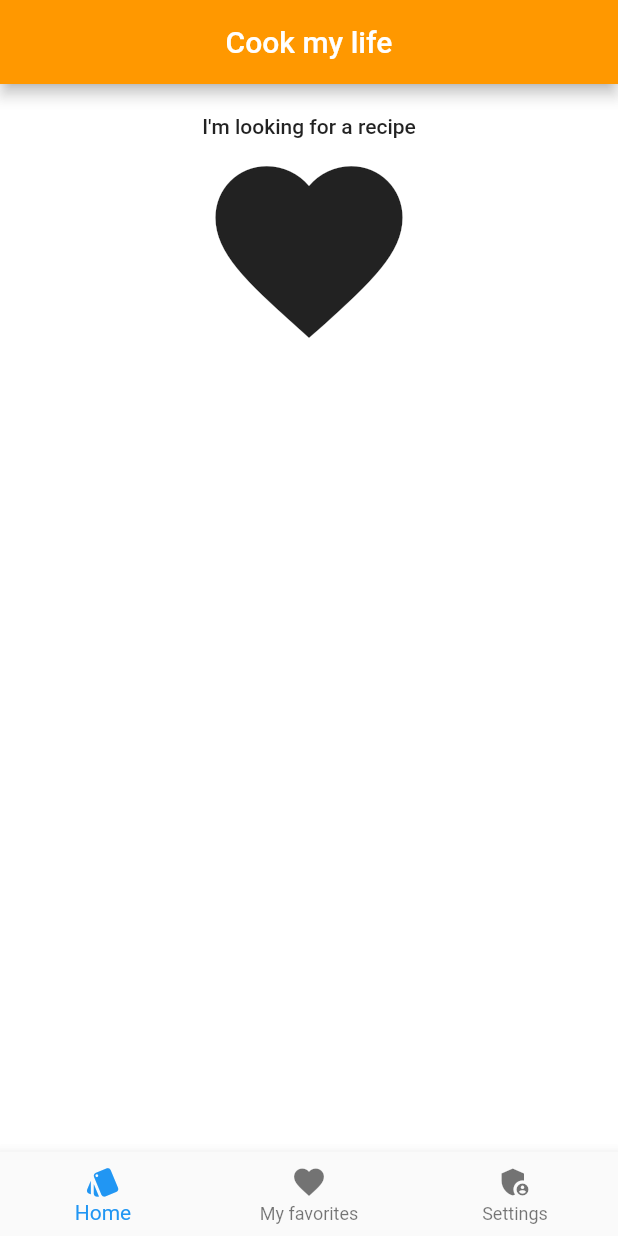
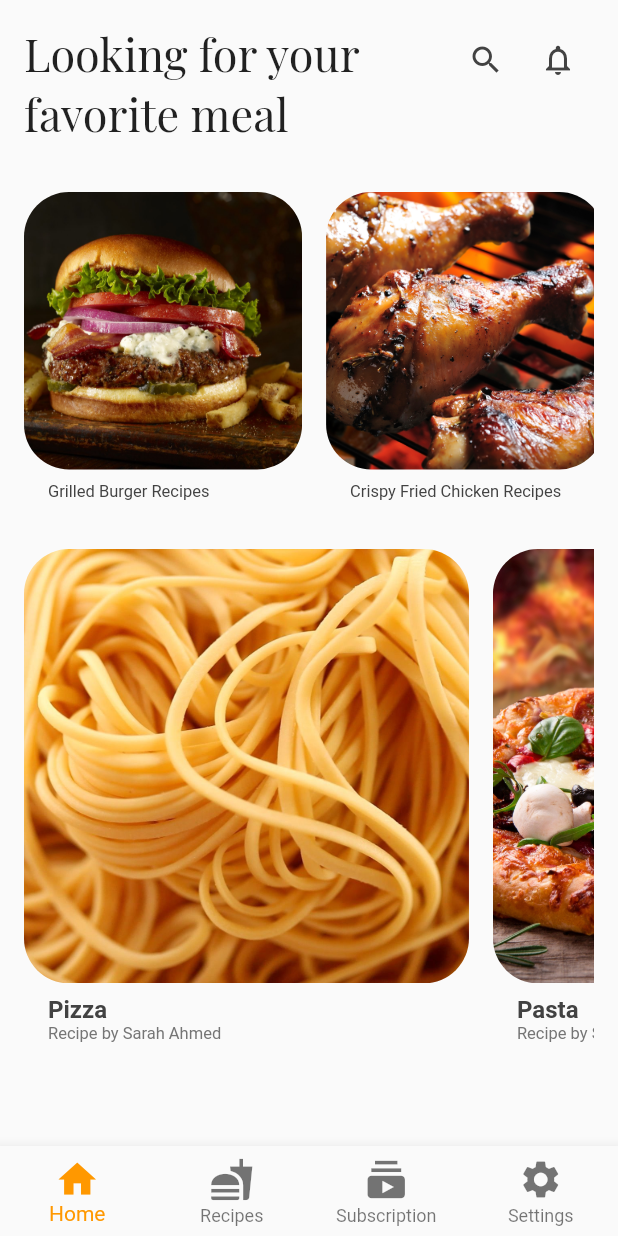
Before and after one commit to MathisParoissien/flutter_2, a Flutter app: the screen it shows after launch, on a phone screen of 412 x 824 dp. Run offline on Flutter 3.47's test engine with Material 2 defaults, Android fonts, the phone set to English and light mode, and no system bars; our stand-ins replace google_fonts; network calls fail.

```diff
--- a/app/lib/main.dart
+++ b/app/lib/main.dart
@@ -1,29 +1,22 @@
+import 'package:Cook/screens/home_screen.dart';
 import 'package:flutter/material.dart';
-import 'package:flutter/services.dart';
-import 'package:Cook/navigation.dart';
 
-
-void main(){
-
-  WidgetsFlutterBinding.ensureInitialized();
-  SystemChrome.setPreferredOrientations(
-      [DeviceOrientation.portraitUp, DeviceOrientation.portraitDown])
-      .then((_){
-    runApp(MyApp());
-  }
-  );
+void main() {
+  runApp(MyApp());
 }
 
 class MyApp extends StatelessWidget {
-  const MyApp({Key? key}) : super(key: key);
-
   // This widget is the root of your application.
   @override
   Widget build(BuildContext context) {
     return MaterialApp(
-      theme: ThemeData(scaffoldBackgroundColor: Colors.white60),
-      home: const NavPage(title: 'Cook my life',),
+      title: 'Flutter Demo',
+      theme: ThemeData(
+        primarySwatch: Colors.orange,
+        visualDensity: VisualDensity.adaptivePlatformDensity,
+      ),
       debugShowCheckedModeBanner: false,
+      home: HomeScreen()
     );
   }
 }
--- a/app/lib/navigation.dart
+++ /dev/null
@@ -1,67 +0,0 @@
-import 'package:flutter/material.dart';
-import 'package:Cook/pages/home.dart';
-
-class NavPage extends StatefulWidget {
-  const NavPage({Key? key, required this.title}) : super(key: key);
-
-  final String title;
-
-  @override
-  State<NavPage> createState() => _NavPageState();
-}
-
-class _NavPageState extends State<NavPage> {
-  int _selectedIndex = 0;
-
-  @override
-  Widget build(BuildContext context) {
-
-    return Scaffold(
-      appBar: AppBar(
-        backgroundColor: Colors.orange,
-        title: Text(widget.title),
-        centerTitle: true,
-      ),
-      body: Stack(
-        children: [
-         _pages.elementAt(_selectedIndex),
-      ],
-      ),
-      bottomNavigationBar: BottomNavigationBar(
-        items: const <BottomNavigationBarItem>[
-          BottomNavigationBarItem(
-            icon: Icon(Icons.style),
-            label: 'Home',
-          ),
-          BottomNavigationBarItem(
-            icon: Icon(Icons.favorite),
-            label: 'My favorites',
-          ),
-          BottomNavigationBarItem(
-            icon: Icon(Icons.admin_panel_settings),
-            label: 'Settings',
-          ),
-        ],
-        currentIndex: _selectedIndex, //New
-        onTap: _onItemTapped,
-      ),
-    );
-  }
-  void _onItemTapped(int index) {
-    setState(() {
-      _selectedIndex = index;
-    });
-  }
-
-  static const List<Widget> _pages = <Widget>[
-    HomeBody(),
-    Icon(
-      Icons.favorite,
-      size: 150,
-    ),
-    Icon(
-      Icons.admin_panel_settings,
-      size: 150,
-    ),
-  ];
-}
--- a/app/lib/pages/home.dart
+++ /dev/null
@@ -1,40 +0,0 @@
-import 'package:flutter/material.dart';
-import 'dart:async';
-import 'package:Cook/network/api.dart';
-
-
-class HomeBody extends StatefulWidget {
-  const HomeBody({Key? key}) : super(key: key);
-
-  @override
-  State<StatefulWidget> createState() => HomeBodyState();
-}
-
-class HomeBodyState extends State<HomeBody> {
-  HomeBodyState();
-
-  late Future<Recipes> futureRecipes;
-
-  @override
-  void initState() {
-    super.initState();
-    futureRecipes = fetchRecipes();
-  }
-
-
-  @override
-  Widget build(BuildContext context) {
-    return Column(
-      children: const <Widget> [
-        SizedBox(height: 20),
-        Center(
-        child: Text("I'm looking for a recipe", style: TextStyle(fontWeight: FontWeight.w500)),
-        ),
-        Icon(
-          Icons.favorite,
-          size: 150,
-        ),
-      ],
-    );
-  }
-}
--- /dev/null
+++ b/app/lib/screens/home_screen.dart
@@ -0,0 +1,240 @@
+import 'package:Cook/screens/detail_screen.dart';
+import 'package:flutter/material.dart';
+import 'package:google_fonts/google_fonts.dart';
+import 'package:Cook/network/api.dart';
+
+class HomeScreen extends StatefulWidget {
+  @override
+  _HomeScreenState createState() => _HomeScreenState();
+}
+
+class _HomeScreenState extends State<HomeScreen> {
+  int selectedIndex = 0;
+
+  ///Image paths and food names
+  final images = [
+    "assets/burger.jpg",
+    "assets/chicken_g.jpg",
+    "assets/chiken_f.jpeg",
+    "assets/pizza.jpg",
+    "assets/spaghetti.jpg",
+  ];
+
+  final foodNames = [
+    "Grilled Burger",
+    "Crispy Fried Chicken",
+    "Grilled Chicken",
+    "Pasta",
+    "Pizza"
+  ];
+
+  late Future<Recipes> futureRecipes;
+
+  @override
+  void initState() {
+    super.initState();
+    futureRecipes = fetchRecipes();
+  }
+
+  @override
+  Widget build(BuildContext context) {
+    ///For screen size
+    final size = MediaQuery.of(context).size;
+    return Scaffold(
+      bottomNavigationBar: BottomNavigationBar(
+        items: [
+          BottomNavigationBarItem(icon: Icon(Icons.home), title: Text("Home")),
+          BottomNavigationBarItem(
+              icon: Icon(Icons.fastfood), title: Text("Recipes")),
+          BottomNavigationBarItem(
+              icon: Icon(Icons.subscriptions), title: Text("Subscription")),
+          BottomNavigationBarItem(
+              icon: Icon(Icons.settings), title: Text("Settings")),
+        ],
+        iconSize: 30,
+        currentIndex: selectedIndex,
+        onTap: (index) {
+          setState(() {
+            selectedIndex = index;
+          });
+        },
+        type: BottomNavigationBarType.fixed,
+      ),
+      body: SafeArea(
+        child: Container(
+          width: double.infinity,
+          padding: const EdgeInsets.all(16),
+          child: SingleChildScrollView(
+            child: Column(
+              children: <Widget>[
+                ///Container for Header
+                Container(
+                  child: Row(
+                    crossAxisAlignment: CrossAxisAlignment.start,
+                    children: <Widget>[
+                      Expanded(
+                        child: Text(
+                          "Looking for your favorite meal",
+                          style: GoogleFonts.playfairDisplay(fontSize: 30),
+                        ),
+                      ),
+
+                      ///For spacing
+                      SizedBox(
+                        width: 50,
+                      ),
+                      IconButton(
+                        icon: Icon(Icons.search),
+                        color: Colors.grey[800],
+                        onPressed: () {},
+                      ),
+                      IconButton(
+                        icon: Icon(Icons.notifications_none),
+                        color: Colors.grey[800],
+                        onPressed: () {},
+                      ),
+                    ],
+                  ),
+                ),
+
+                ///For vertical Spacing
+                SizedBox(
+                  height: 32,
+                ),
+
+                ///Container For List of Recipes type
+                ///Give 25 percent height relative to screen
+                Container(
+                  height: size.height * 0.25,
+                  child: ListView.separated(
+                      scrollDirection: Axis.horizontal,
+                      shrinkWrap: true,
+                      itemBuilder: (context, index) {
+                        return AspectRatio(
+                            aspectRatio: 0.9 / 1,
+
+                            ///Width : screen,
+                            child: Column(
+                              crossAxisAlignment: CrossAxisAlignment.start,
+                              children: <Widget>[
+                                Expanded(
+                                  child: Container(
+                                    child: ClipRRect(
+                                      child: Image.asset(
+                                        images[index],
+                                        fit: BoxFit.cover,
+                                      ),
+                                      borderRadius: BorderRadius.circular(30),
+                                    ),
+                                  ),
+                                ),
+
+                                ///Add Text Also,
+                                SizedBox(
+                                  height: 8,
+                                ),
+
+                                ///For spacing
+
+                                Padding(
+                                  padding: const EdgeInsets.symmetric(
+                                      horizontal: 16.0),
+                                  child: Text(
+                                    "${foodNames[index]} Recipes",
+                                    style: GoogleFonts.roboto(
+                                        color: Colors.grey[800], fontSize: 11),
+                                  ),
+                                )
+                              ],
+                            ));
+                      },
+                      separatorBuilder: (context, _) => SizedBox(
+                            width: 16,
+                          ),
+                      itemCount: 4),
+                ),
+
+                ///For vertical spacing
+                SizedBox(
+                  height: 32,
+                ),
+
+                ///For quick recipe list
+                Container(
+                  height: size.height * 0.4,
+                  child: ListView.separated(
+                      scrollDirection: Axis.horizontal,
+                      shrinkWrap: true,
+                      itemBuilder: (context, index) {
+                        return GestureDetector(
+                          onTap: (){
+                            Navigator.push(context, MaterialPageRoute(
+                              builder: (context) => DetailScreen(images[4 - index])
+                            ));
+                          },
+                          child: AspectRatio(
+                              aspectRatio: 0.9 / 1,
+
+                              ///Width : screen,
+                              child: Column(
+                                crossAxisAlignment: CrossAxisAlignment.start,
+                                children: <Widget>[
+                                  Expanded(
+                                    child: Hero(
+                                      child: Container(
+                                        child: ClipRRect(
+                                          child: Image.asset(
+                                            images[4 - index],
+                                            fit: BoxFit.cover,
+                                          ),
+                                          borderRadius: BorderRadius.circular(30),
+                                        ),
+                                      ),
+                                      tag: images[4 - index],
+                                    ),
+                                  ),
+
+                                  ///Add Text Also,
+                                  SizedBox(
+                                    height: 8,
+                                  ),
+
+                                  ///For spacing
+
+                                  Padding(
+                                    padding: const EdgeInsets.symmetric(
+                                        horizontal: 16.0),
+                                    child: Text(
+                                      "${foodNames[4 - index]}",
+                                      style: GoogleFonts.roboto(
+                                          color: Colors.grey[800],
+                                          fontSize: 16,
+                                          fontWeight: FontWeight.bold),
+                                    ),
+                                  ),
+                                  Padding(
+                                    padding: const EdgeInsets.symmetric(
+                                        horizontal: 16.0),
+                                    child: Text(
+                                      "Recipe by Sarah Ahmed",
+                                      style: GoogleFonts.roboto(
+                                          color: Colors.grey[600], fontSize: 11),
+                                    ),
+                                  )
+                                ],
+                              )),
+                        );
+                      },
+                      separatorBuilder: (context, _) => SizedBox(
+                            width: 16,
+                          ),
+                      itemCount: 4),
+                ),
+              ],
+            ),
+          ),
+        ),
+      ),
+    );
+  }
+}
```
Also changed, not shown: app/lib/screens/detail_screen.dart (added, +250 -0 lines), app/pubspec.yaml (+8 -18 lines), app/assets/burger.jpg (added), app/assets/chicken_g.jpg (added), app/assets/chiken_f.jpeg (added), app/assets/pizza.jpg (added), app/assets/spaghetti.jpg (added), app/pubspec.lock, 15 other files.
